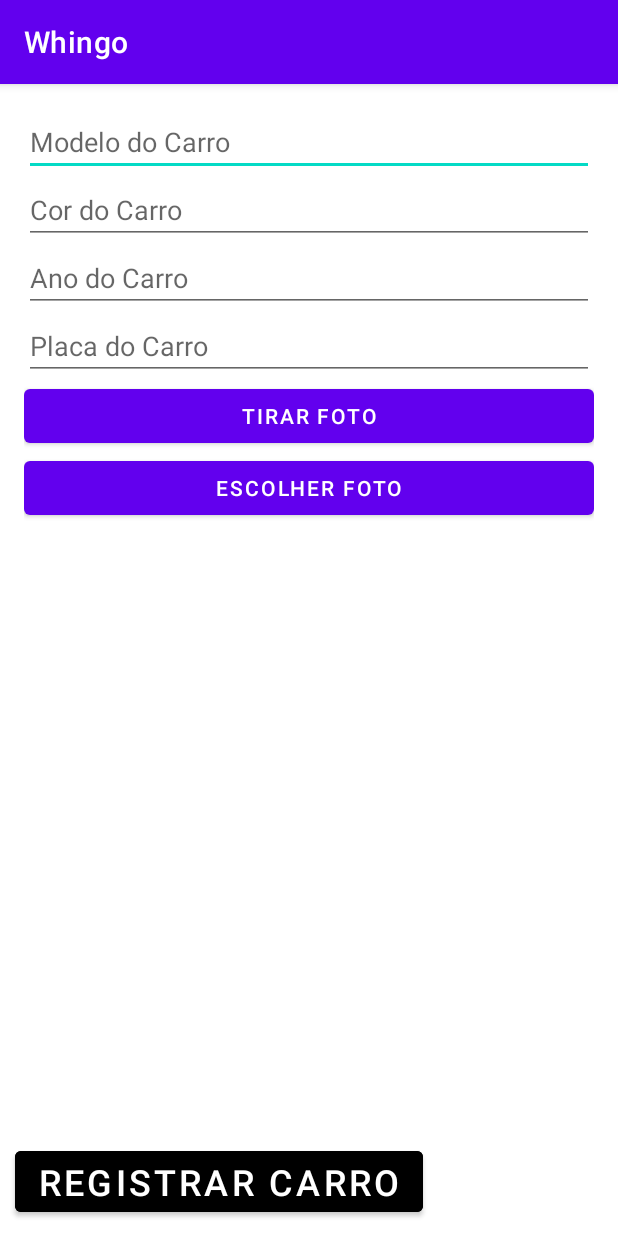
After one commit to Dupas1/Whingo, an Android app: the RegisterCarActivity screen opened directly, with no data from a screen before it, on a phone screen of 412 x 824 dp. The commit adds this screen. Run offline under Robolectric (Android 15) with nearby library versions, the phone set to English and light mode, and no system bars; our stand-ins replace Firebase (no records; nobody signed in at launch, a user with empty details on screens opened directly).

Commit message:
tela de cadastro de carro

```diff
--- a/app/src/main/java/com/example/whingo/LoginActivity.kt
+++ b/app/src/main/java/com/example/whingo/LoginActivity.kt
@@ -38,6 +38,8 @@ class LoginActivity : AppCompatActivity() {
             if (email.isNotEmpty() && password.isNotEmpty()){
                 signInWithEmailAndPassword(email, password)
                 Log.d(TAG,"login efetuado")
+                intent = Intent(this, MainActivity::class.java)
+                startActivity(intent)
 
             }else{
                 Toast.makeText(this, "Preencha todos os campos", Toast.LENGTH_SHORT).show()
--- /dev/null
+++ b/app/src/main/java/com/example/whingo/RegisterCarActivity.kt
@@ -0,0 +1,91 @@
+package com.example.whingo
+
+import android.content.Intent
+import android.nfc.Tag
+import android.os.Bundle
+import android.provider.MediaStore
+import android.util.Log
+import android.widget.Toast
+import androidx.activity.enableEdgeToEdge
+import androidx.appcompat.app.AppCompatActivity
+import androidx.core.view.ViewCompat
+import androidx.core.view.WindowInsetsCompat
+import com.example.whingo.databinding.ActivityRegisterCarBinding
+import com.google.firebase.auth.FirebaseAuth
+
+class RegisterCarActivity : AppCompatActivity() {
+
+    private var binding: ActivityRegisterCarBinding? = null
+    private var auth = FirebaseAuth.getInstance()
+
+    override fun onCreate(savedInstanceState: Bundle?) {
+        super.onCreate(savedInstanceState)
+        setContentView(R.layout.activity_main)
+
+        binding = ActivityRegisterCarBinding.inflate(layoutInflater)
+        setContentView(binding?.root)
+
+        binding?.btnRegisterCar?.setOnClickListener {
+            val carModel = binding?.etCarModel?.text.toString().toUpperCase()
+            val carColor = binding?.etCarColor?.text.toString()
+            val carYear = binding?.etCarYear?.text.toString()
+            val carPlate = binding?.etCarPlate?.text.toString()
+
+            if (carModel.isNotEmpty() &&
+                carYear.isNotEmpty() &&
+                carColor.isNotEmpty() &&
+                carPlate.isNotEmpty()) {
+                    if (isValidBrazilianPlate(carPlate)){
+
+
+                    }else{
+                        Log.e(TAG ,"Placa inválida")
+                    }
+            }else{
+                Toast.makeText(this, "Preencha todos os campos", Toast.LENGTH_SHORT).show()
+            }
+
+        }
+
+        binding?.btnFoto?.setOnClickListener {
+            takePhoto()
+        }
+
+        binding?.btnAlbum?.setOnClickListener {
+            selectImageInAlbum()
+        }
+
+    }
+
+    fun isValidBrazilianPlate(plate: String): Boolean {
+        // Regex para o padrão antigo de placas (3 letras + 4 números)
+        val oldPattern = "^[A-Z]{3}[0-9]{4}$".toRegex()
+
+        // Regex para o padrão Mercosul (3 letras + 1 número + 1 letra + 2 números)
+        val mercosulPattern = "^[A-Z]{3}[0-9]{1}[A-Z]{1}[0-9]{2}$".toRegex()
+
+        // Verifica se a placa corresponde a algum dos padrões
+        return plate.matches(oldPattern) || plate.matches(mercosulPattern)
+    }
+
+    fun selectImageInAlbum() {
+        val intent = Intent(Intent.ACTION_GET_CONTENT)
+        intent.type = "image/*"
+        if (intent.resolveActivity(packageManager) != null) {
+            startActivityForResult(intent, REQUEST_SELECT_IMAGE_IN_ALBUM)
+        }
+    }
+    fun takePhoto() {
+        val intent1 = Intent(MediaStore.ACTION_IMAGE_CAPTURE)
+        if (intent1.resolveActivity(packageManager) != null) {
+            startActivityForResult(intent1, REQUEST_TAKE_PHOTO)
+        }
+    }
+    companion object {
+        private val REQUEST_TAKE_PHOTO = 0
+        private val REQUEST_SELECT_IMAGE_IN_ALBUM = 1
+        private var TAG ="RegisterCar"
+    }
+
+
+}
--- /dev/null
+++ b/app/src/main/res/layout/activity_register_car.xml
@@ -0,0 +1,82 @@
+<?xml version="1.0" encoding="utf-8"?>
+<androidx.constraintlayout.widget.ConstraintLayout xmlns:android="http://schemas.android.com/apk/res/android"
+    xmlns:app="http://schemas.android.com/apk/res-auto"
+    xmlns:tools="http://schemas.android.com/tools"
+    android:id="@+id/main"
+    android:layout_width="match_parent"
+    android:layout_height="match_parent"
+    tools:context=".RegisterCarActivity">
+
+    <!-- LinearLayout para campos de entrada do carro -->
+    <LinearLayout
+        android:layout_width="match_parent"
+        android:layout_height="wrap_content"
+        android:orientation="vertical"
+        android:padding="16dp"
+        app:layout_constraintTop_toTopOf="parent"
+        app:layout_constraintStart_toStartOf="parent"
+        app:layout_constraintEnd_toEndOf="parent">
+
+        <!-- Campo para o Modelo do Carro -->
+        <EditText
+            android:id="@+id/etCarModel"
+            android:layout_width="match_parent"
+            android:layout_height="wrap_content"
+            android:hint="Modelo do Carro"
+            android:inputType="text" />
+
+        <!-- Campo para a Cor do Carro -->
+        <EditText
+            android:id="@+id/etCarColor"
+            android:layout_width="match_parent"
+            android:layout_height="wrap_content"
+            android:hint="Cor do Carro"
+            android:inputType="text" />
+
+        <!-- Campo para o Ano do Carro -->
+        <EditText
+            android:id="@+id/etCarYear"
+            android:layout_width="match_parent"
+            android:layout_height="wrap_content"
+            android:hint="Ano do Carro"
+            android:inputType="number" />
+
+        <!-- Campo para a Placa do Carro -->
+        <EditText
+            android:id="@+id/etCarPlate"
+            android:layout_width="match_parent"
+            android:layout_height="wrap_content"
+            android:hint="Placa do Carro"
+            android:inputType="text" />
+
+        <!-- Botão para tirar foto -->
+        <Button
+            android:id="@+id/btnFoto"
+            android:layout_width="match_parent"
+            android:layout_height="wrap_content"
+            android:text="Tirar Foto" />
+
+        <!-- Botão para escolher foto -->
+        <Button
+            android:id="@+id/btnAlbum"
+            android:layout_width="match_parent"
+            android:layout_height="wrap_content"
+            android:text="Escolher Foto" />
+
+    </LinearLayout>
+
+    <!-- Botão para registrar o carro -->
+    <Button
+        android:id="@+id/btnRegisterCar"
+        android:layout_width="wrap_content"
+        android:layout_height="wrap_content"
+        android:text="Registrar Carro"
+        android:textColor="@color/white"
+        android:textSize="24sp"
+        android:layout_marginStart="10dp"
+        android:backgroundTint="@color/black"
+        android:layout_marginBottom="10dp"
+        app:layout_constraintStart_toStartOf="parent"
+        app:layout_constraintBottom_toBottomOf="parent" />
+
+</androidx.constraintlayout.widget.ConstraintLayout>
```
Also changed, not shown: app/src/main/AndroidManifest.xml (+17 -0 lines), app/src/main/java/com/example/whingo/MainActivity.kt (added, +33 -0 lines), app/src/main/java/com/example/whingo/UserActivity.kt (added, +27 -0 lines), app/src/main/res/layout/activity_main.xml (added, +23 -0 lines), app/src/main/res/layout/activity_user.xml (added, +23 -0 lines).
